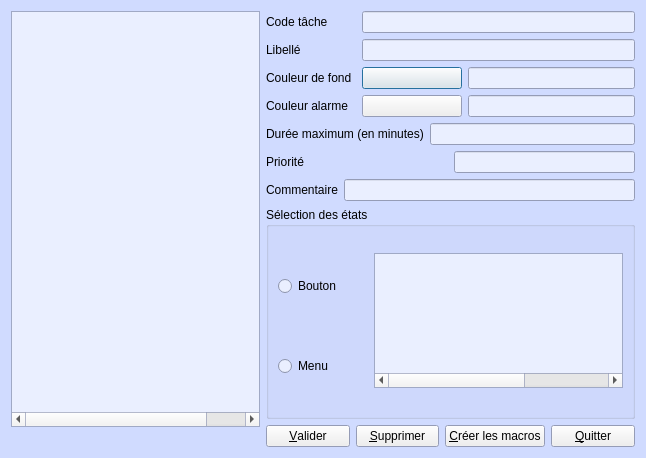
Before: the Qt Designer form Programmes/synoptux/src/dlgtache.ui in leo-naeka/medintux, drawn with Qt 5.
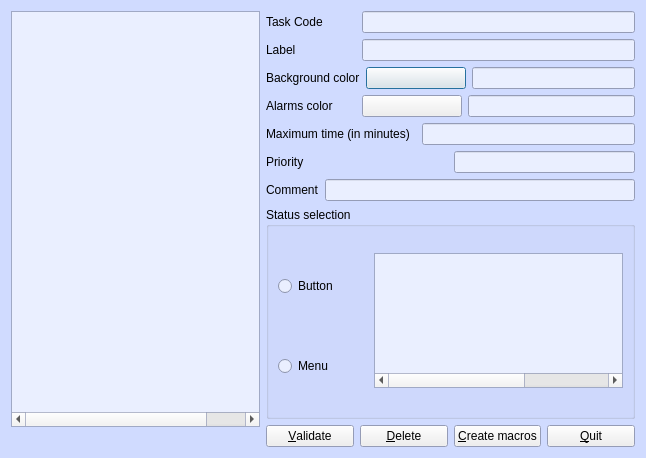
After: the same form once the commit is applied. Icons and pictures are not drawn.

Patch:
```diff
--- a/Programmes/synoptux/src/dlgtache.ui
+++ b/Programmes/synoptux/src/dlgtache.ui
@@ -132,7 +132,7 @@
           </size>
          </property>
          <property name="text">
-          <string>Code tâche</string>
+          <string>Task Code</string>
          </property>
         </widget>
        </item>
@@ -159,7 +159,7 @@
           </size>
          </property>
          <property name="text">
-          <string>Libellé</string>
+          <string>Label</string>
          </property>
         </widget>
        </item>
@@ -183,7 +183,7 @@
           </size>
          </property>
          <property name="text">
-          <string>Couleur de fond</string>
+          <string>Background color</string>
          </property>
         </widget>
        </item>
@@ -216,7 +216,7 @@
           </size>
          </property>
          <property name="text">
-          <string>Couleur alarme</string>
+          <string>Alarms color</string>
          </property>
         </widget>
        </item>
@@ -249,7 +249,7 @@
           </size>
          </property>
          <property name="text">
-          <string>Durée maximum (en minutes)</string>
+          <string>Maximum time (in minutes)</string>
          </property>
         </widget>
        </item>
@@ -269,7 +269,7 @@
           </sizepolicy>
          </property>
          <property name="text">
-          <string>Priorité</string>
+          <string>Priority</string>
          </property>
         </widget>
        </item>
@@ -290,7 +290,7 @@
        <item>
         <widget class="QLabel" name="label_2">
          <property name="text">
-          <string>Commentaire</string>
+          <string>Comment</string>
          </property>
         </widget>
        </item>
@@ -308,7 +308,7 @@
         </size>
        </property>
        <property name="title">
-        <string>Sélection des états</string>
+        <string>Status selection</string>
        </property>
        <layout class="QGridLayout" name="gridLayout">
         <property name="topMargin">
@@ -329,7 +329,7 @@
            </size>
           </property>
           <property name="text">
-           <string>Bouton</string>
+           <string>Button</string>
           </property>
          </widget>
         </item>
@@ -387,28 +387,28 @@
        <item>
         <widget class="QPushButton" name="pushButton_ValidTache">
          <property name="text">
-          <string>&amp;Valider</string>
+          <string>&amp;Validate</string>
          </property>
         </widget>
        </item>
        <item>
         <widget class="QPushButton" name="pushButton_annuler">
          <property name="text">
-          <string>&amp;Supprimer</string>
+          <string>&amp;Delete</string>
          </property>
         </widget>
        </item>
        <item>
         <widget class="QPushButton" name="pushButton_MakeMacro">
          <property name="text">
-          <string>&amp;Créer les macros</string>
+          <string>&amp;Create macros</string>
          </property>
         </widget>
        </item>
        <item>
         <widget class="QPushButton" name="pushButton_QuitterTache">
          <property name="text">
-          <string>&amp;Quitter</string>
+          <string>&amp;Quit</string>
          </property>
         </widget>
        </item>
```
Left out of the diff: 8 changed lines with no effect on the pictures.
